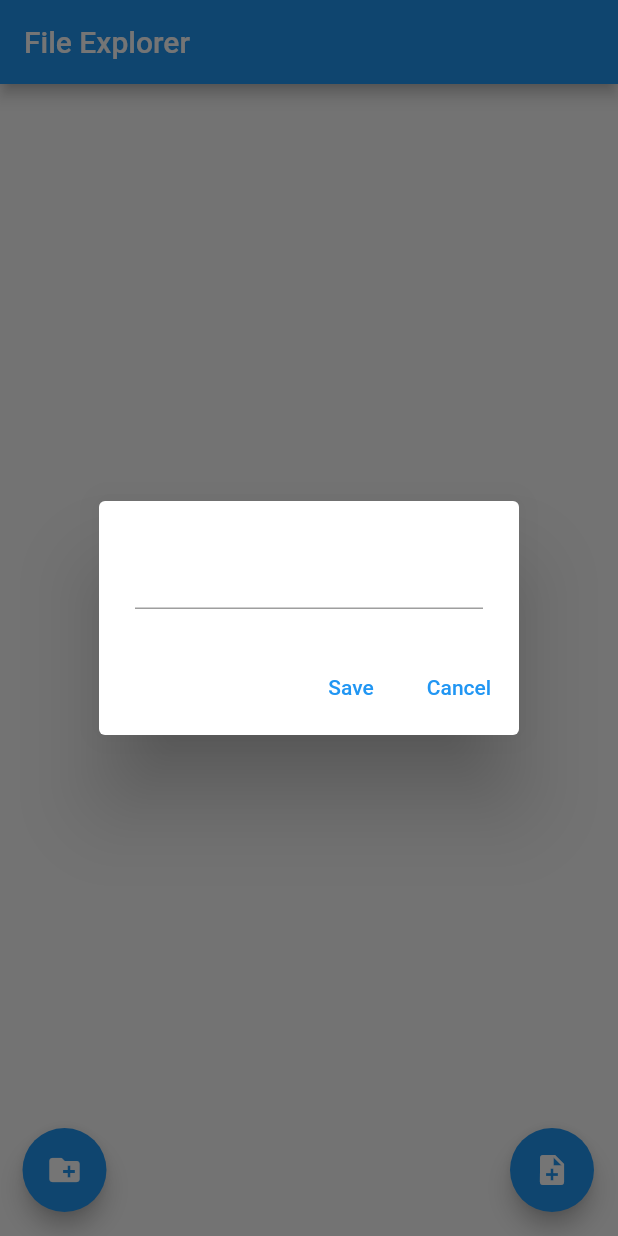
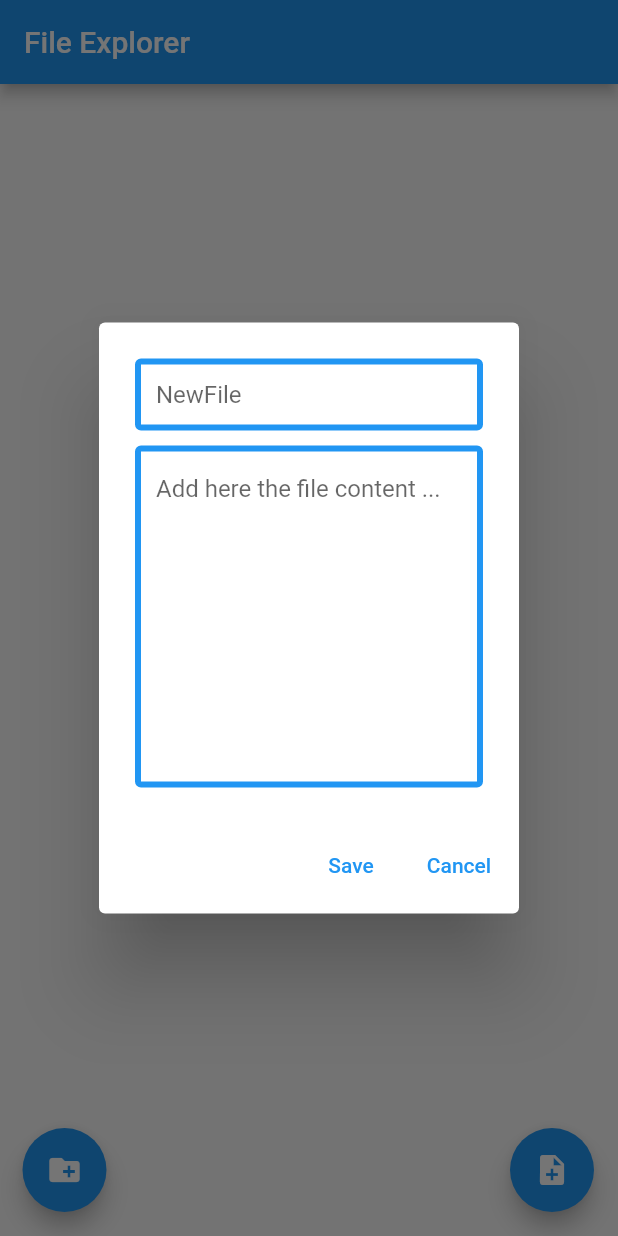
Before and after one commit to iulianPeiu6/FileManager, a Flutter app: the screen it shows after launch, after a tap on the "note add" icon, on a phone screen of 412 x 824 dp. Run offline on Flutter 3.47's test engine with Material 2 defaults, Android fonts, the phone set to English and light mode, and no system bars.

Commit message:
Update create file to allow to add content

```diff
--- a/lib/widgets/file_explorer.dart
+++ b/lib/widgets/file_explorer.dart
@@ -47,7 +47,8 @@ class _FileExplorerState extends State<FileExplorer> {
       ),
       floatingActionButton: Stack(
         children: <Widget>[
-          Padding(padding: EdgeInsets.only(left:31),
+          Padding(
+            padding: const EdgeInsets.only(left:31),
             child: Align(
               alignment: Alignment.bottomLeft,
               child: FloatingActionButton(
@@ -57,7 +58,8 @@ class _FileExplorerState extends State<FileExplorer> {
                 backgroundColor: Colors.blue,
                 child: const Icon(Icons.create_new_folder),
               ),
-          ),),
+            ),
+          ),
 
           Align(
             alignment: Alignment.bottomRight,
@@ -122,6 +124,8 @@ class _FileExplorerState extends State<FileExplorer> {
   }
 
   Future _showCreateFileDialog(BuildContext context) {
+    String filename = "";
+    String fileContent = "";
     return showDialog(
       context: context,
       builder: (BuildContext context) {
@@ -130,12 +134,22 @@ class _FileExplorerState extends State<FileExplorer> {
             key: _keyCreateFileDialogForm,
             child: Column(
               children: <Widget>[
-                TextFormField(
-                  textAlign: TextAlign.center,
+                Container(
+                  padding: EdgeInsets.only(bottom: 10),
+                  child: TextFormField(
+                    //textAlign: TextAlign.center,
+                    decoration: const InputDecoration(
+                      hintText: "NewFile",
+                      contentPadding: EdgeInsets.only(left: 14, right: 14),
+                      focusedBorder: OutlineInputBorder(
+                        borderSide: BorderSide(color: Colors.greenAccent, width: 4),
+                      ),
+                      enabledBorder: OutlineInputBorder(
+                        borderSide: BorderSide(color: Colors.blue, width: 4),
+                      ),
+                    ),
                     onSaved: (val) {
-                    setState(() {
-                      File(join(widget.path, val)).createSync();
-                    });
+                      filename = val!;
                     },
                     validator: (value) {
                       if (value!.isEmpty) {
@@ -144,6 +158,25 @@ class _FileExplorerState extends State<FileExplorer> {
 
                       return null;
                     },
+                  ),
+                ),
+                TextFormField(
+                  //textAlign: TextAlign.center,
+                  maxLines: 10,
+                  decoration: const InputDecoration(
+                    hintText: "Add here the file content ...",
+                    contentPadding: EdgeInsets.only(left: 14, right: 14, top: 24, bottom: 14),
+                    focusedBorder: OutlineInputBorder(
+                      borderSide: BorderSide(color: Colors.greenAccent, width: 4),
+                    ),
+                    enabledBorder: OutlineInputBorder(
+                      borderSide: BorderSide(color: Colors.blue, width: 4),
+                    ),
+                  ),
+                  onSaved: (val) {
+                    fileContent = val!;
+                  },
+
                 )
               ],
             ),
@@ -153,6 +186,11 @@ class _FileExplorerState extends State<FileExplorer> {
               onPressed: () {
                 if (_keyCreateFileDialogForm.currentState!.validate()) {
                   _keyCreateFileDialogForm.currentState!.save();
+                  setState(() {
+                    var file = File(join(widget.path, filename));
+                    file.createSync();
+                    file.writeAsStringSync(fileContent);
+                  });
                   Navigator.pop(context);
                 }
               },
```
Lines whose indentation alone changed are shown as unchanged.
